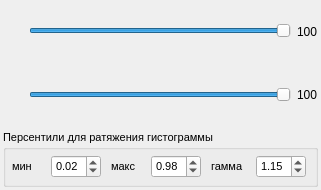
Above: core/sliders_of_image_corrector.ui from ValeryStk/satellite_comparator before the change. Below: the same form after it.
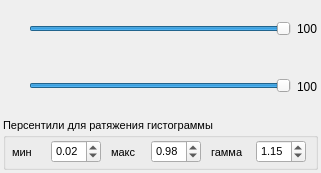
That is the form after the change.

```diff
--- a/core/sliders_of_image_corrector.ui
+++ b/core/sliders_of_image_corrector.ui
@@ -7,13 +7,13 @@
     <x>0</x>
     <y>0</y>
     <width>321</width>
-    <height>190</height>
+    <height>173</height>
    </rect>
   </property>
   <property name="minimumSize">
    <size>
     <width>321</width>
-    <height>80</height>
+    <height>173</height>
    </size>
   </property>
   <property name="maximumSize">
```
